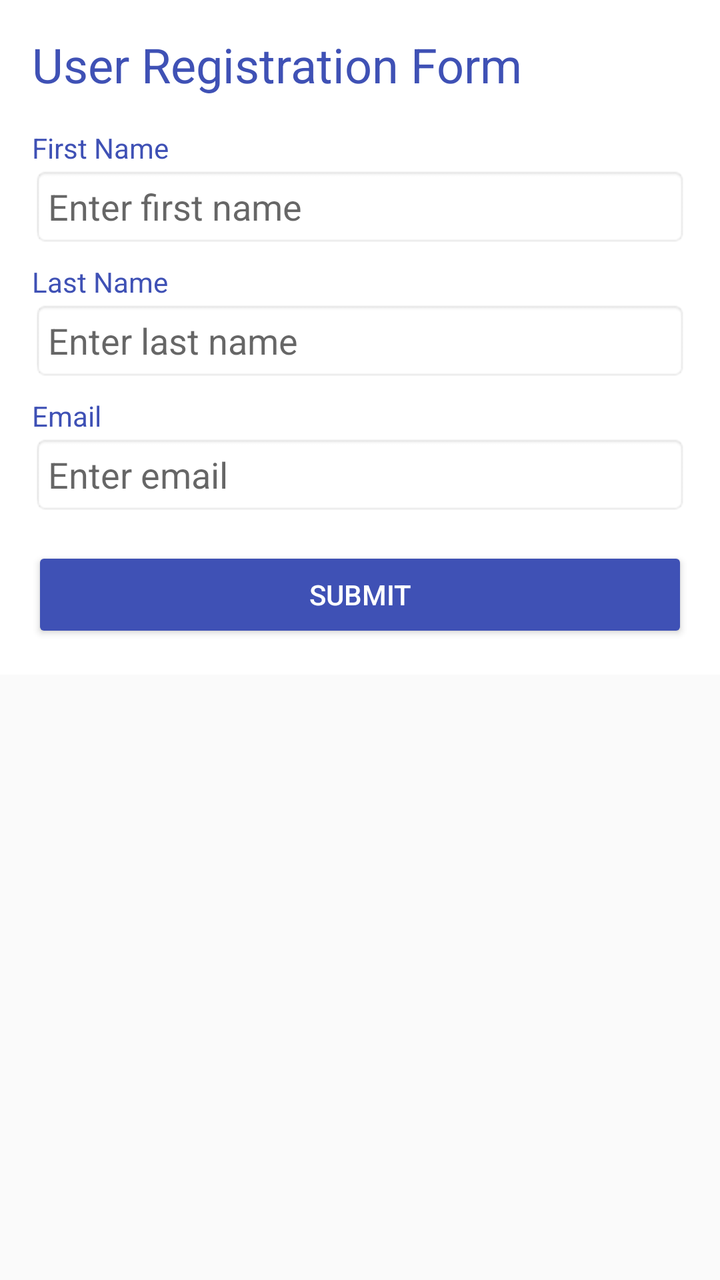
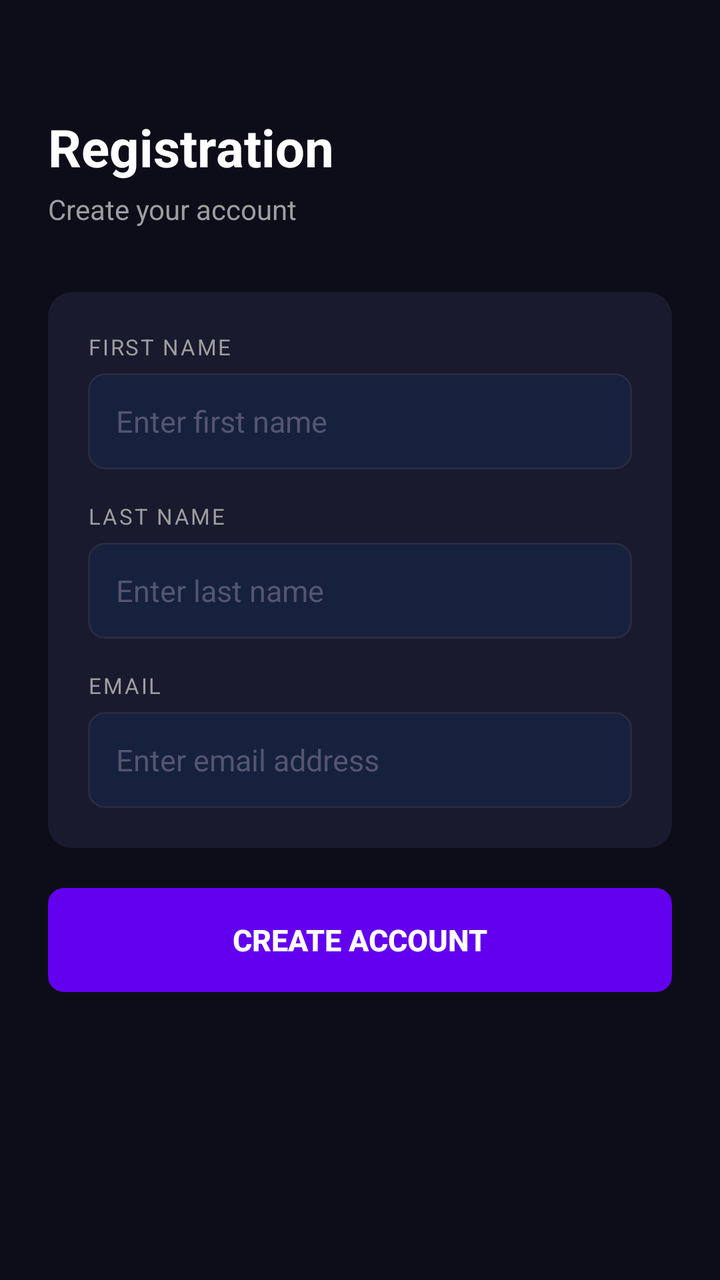

The first picture is an Android layout as it rendered before a commit; the second is the same layout after the commit. The layout source and the unified diff follow.
<!-- AndroidManifest.xml: application theme AppTheme -->
<!-- res/layout/form_screen.xml -->
<?xml version="1.0" encoding="utf-8"?>
<ScrollView xmlns:android="http://schemas.android.com/apk/res/android"
    android:layout_width="match_parent"
    android:layout_height="match_parent">

    <LinearLayout
        android:layout_width="match_parent"
        android:layout_height="wrap_content"
        android:orientation="vertical"
        android:padding="16dp"
        android:background="@color/white">

        <TextView
            android:id="@+id/form_title"
            android:layout_width="match_parent"
            android:layout_height="wrap_content"
            android:text="User Registration Form"
            android:textSize="24sp"
            android:textColor="@color/primary"
            android:layout_marginBottom="16dp" />

        <LinearLayout
            android:id="@+id/form_container"
            android:layout_width="match_parent"
            android:layout_height="wrap_content"
            android:orientation="vertical">

            <LinearLayout
                android:layout_width="match_parent"
                android:layout_height="wrap_content"
                android:orientation="vertical"
                android:layout_marginBottom="8dp">

                <TextView
                    android:layout_width="wrap_content"
                    android:layout_height="wrap_content"
                    android:text="First Name"
                    android:textColor="@color/primary" />

                <EditText
                    android:id="@+id/field_first_name"
                    android:layout_width="match_parent"
                    android:layout_height="40dp"
                    android:inputType="text"
                    android:hint="Enter first name"
                    android:background="@android:drawable/editbox_background"
                    android:padding="8dp" />
            </LinearLayout>

            <LinearLayout
                android:layout_width="match_parent"
                android:layout_height="wrap_content"
                android:orientation="vertical"
                android:layout_marginBottom="8dp">

                <TextView
                    android:layout_width="wrap_content"
                    android:layout_height="wrap_content"
                    android:text="Last Name"
                    android:textColor="@color/primary" />

                <EditText
                    android:id="@+id/field_last_name"
                    android:layout_width="match_parent"
                    android:layout_height="40dp"
                    android:inputType="text"
                    android:hint="Enter last name"
                    android:background="@android:drawable/editbox_background"
                    android:padding="8dp" />
            </LinearLayout>

            <LinearLayout
                android:layout_width="match_parent"
                android:layout_height="wrap_content"
                android:orientation="vertical"
                android:layout_marginBottom="16dp">

                <TextView
                    android:layout_width="wrap_content"
                    android:layout_height="wrap_content"
                    android:text="Email"
                    android:textColor="@color/primary" />

                <EditText
                    android:id="@+id/field_email"
                    android:layout_width="match_parent"
                    android:layout_height="40dp"
                    android:inputType="textEmailAddress"
                    android:hint="Enter email"
                    android:background="@android:drawable/editbox_background"
                    android:padding="8dp" />
            </LinearLayout>

        </LinearLayout>

        <Button
            android:id="@+id/btn_submit"
            android:layout_width="match_parent"
            android:layout_height="48dp"
            android:text="Submit"
            android:textColor="@color/white"
            android:backgroundTint="@color/primary" />

    </LinearLayout>

</ScrollView>
<!-- resources referenced by this layout -->
<resources>
  <color name="primary">#3F51B5</color>
  <color name="white">#FFFFFF</color>
  <style name="AppTheme" parent="Theme.AppCompat.Light.DarkActionBar">
          <item name="colorPrimary">@color/primary</item>
          <item name="colorPrimaryDark">@color/primary_dark</item>
          <item name="colorAccent">@color/accent</item>
      </style>
  <color name="primary_dark">#303F9F</color>
  <color name="accent">#FF4081</color>
</resources>

<!-- the commit's change to res/layout/form_screen.xml (unified diff, before → after) -->
@@ -1,105 +1,132 @@
 <?xml version="1.0" encoding="utf-8"?>
 <ScrollView xmlns:android="http://schemas.android.com/apk/res/android"
     android:layout_width="match_parent"
-    android:layout_height="match_parent">
+    android:layout_height="match_parent"
+    android:background="@color/bg_dark"
+    android:fillViewport="true">
 
     <LinearLayout
         android:layout_width="match_parent"
         android:layout_height="wrap_content"
         android:orientation="vertical"
-        android:padding="16dp"
-        android:background="@color/white">
+        android:paddingStart="24dp"
+        android:paddingEnd="24dp"
+        android:paddingTop="56dp"
+        android:paddingBottom="40dp">
+
+        
+        <TextView
+            android:layout_width="wrap_content"
+            android:layout_height="wrap_content"
+            android:text="Registration"
+            android:textColor="@color/text_primary"
+            android:textSize="26sp"
+            android:textStyle="bold"
+            android:layout_marginBottom="4dp" />
 
         <TextView
             android:id="@+id/form_title"
-            android:layout_width="match_parent"
+            android:layout_width="wrap_content"
             android:layout_height="wrap_content"
-            android:text="User Registration Form"
-            android:textSize="24sp"
-            android:textColor="@color/primary"
-            android:layout_marginBottom="16dp" />
+            android:text="Create your account"
+            android:textColor="@color/text_secondary"
+            android:textSize="14sp"
+            android:layout_marginBottom="32dp" />
 
+        
         <LinearLayout
             android:id="@+id/form_container"
             android:layout_width="match_parent"
             android:layout_height="wrap_content"
-            android:orientation="vertical">
+            android:orientation="vertical"
+            android:background="@drawable/bg_card"
+            android:padding="20dp"
+            android:layout_marginBottom="20dp">
 
-            <LinearLayout
+            
+            <TextView
+                android:layout_width="wrap_content"
+                android:layout_height="wrap_content"
+                android:text="FIRST NAME"
+                android:textColor="@color/text_secondary"
+                android:textSize="11sp"
+                android:letterSpacing="0.08"
+                android:layout_marginBottom="6dp" />
+
+            <EditText
+                android:id="@+id/field_first_name"
                 android:layout_width="match_parent"
+                android:layout_height="48dp"
+                android:layout_marginBottom="16dp"
+                android:inputType="text"
+                android:hint="Enter first name"
+                android:textColorHint="#555570"
+                android:textColor="@color/text_primary"
+                android:textSize="15sp"
+                android:paddingStart="14dp"
+                android:paddingEnd="14dp"
+                android:background="@drawable/bg_input" />
+
+            
+            <TextView
+                android:layout_width="wrap_content"
                 android:layout_height="wrap_content"
-                android:orientation="vertical"
-                android:layout_marginBottom="8dp">
+                android:text="LAST NAME"
+                android:textColor="@color/text_secondary"
+                android:textSize="11sp"
+                android:letterSpacing="0.08"
+                android:layout_marginBottom="6dp" />
 
-                <TextView
-                    android:layout_width="wrap_content"
-                    android:layout_height="wrap_content"
-                    android:text="First Name"
-                    android:textColor="@color/primary" />
+            <EditText
+                android:id="@+id/field_last_name"
+                android:layout_width="match_parent"
+                android:layout_height="48dp"
+                android:layout_marginBottom="16dp"
+                android:inputType="text"
+                android:hint="Enter last name"
+                android:textColorHint="#555570"
+                android:textColor="@color/text_primary"
+                android:textSize="15sp"
+                android:paddingStart="14dp"
+                android:paddingEnd="14dp"
+                android:background="@drawable/bg_input" />
 
-                <EditText
-                    android:id="@+id/field_first_name"
-                    android:layout_width="match_parent"
-                    android:layout_height="40dp"
-                    android:inputType="text"
-                    android:hint="Enter first name"
-                    android:background="@android:drawable/editbox_background"
-                    android:padding="8dp" />
-            </LinearLayout>
+            
+            <TextView
+                android:layout_width="wrap_content"
+                android:layout_height="wrap_content"
+                android:text="EMAIL"
+                android:textColor="@color/text_secondary"
+                android:textSize="11sp"
+                android:letterSpacing="0.08"
+                android:layout_marginBottom="6dp" />
 
-            <LinearLayout
+            <EditText
+                android:id="@+id/field_email"
                 android:layout_width="match_parent"
-                android:layout_height="wrap_content"
-                android:orientation="vertical"
-                android:layout_marginBottom="8dp">
-
-                <TextView
-                    android:layout_width="wrap_content"
-                    android:layout_height="wrap_content"
-                    android:text="Last Name"
-                    android:textColor="@color/primary" />
-
-                <EditText
-                    android:id="@+id/field_last_name"
-                    android:layout_width="match_parent"
-                    android:layout_height="40dp"
-                    android:inputType="text"
-                    android:hint="Enter last name"
-                    android:background="@android:drawable/editbox_background"
-                    android:padding="8dp" />
-            </LinearLayout>
-
-            <LinearLayout
-                android:layout_width="match_parent"
-                android:layout_height="wrap_content"
-                android:orientation="vertical"
-                android:layout_marginBottom="16dp">
-
-                <TextView
-                    android:layout_width="wrap_content"
-                    android:layout_height="wrap_content"
-                    android:text="Email"
-                    android:textColor="@color/primary" />
-
-                <EditText
-                    android:id="@+id/field_email"
-                    android:layout_width="match_parent"
-                    android:layout_height="40dp"
-                    android:inputType="textEmailAddress"
-                    android:hint="Enter email"
-                    android:background="@android:drawable/editbox_background"
-                    android:padding="8dp" />
-            </LinearLayout>
+                android:layout_height="48dp"
+                android:inputType="textEmailAddress"
+                android:hint="Enter email address"
+                android:textColorHint="#555570"
+                android:textColor="@color/text_primary"
+                android:textSize="15sp"
+                android:paddingStart="14dp"
+                android:paddingEnd="14dp"
+                android:background="@drawable/bg_input" />
 
         </LinearLayout>
 
+        
         <Button
             android:id="@+id/btn_submit"
             android:layout_width="match_parent"
-            android:layout_height="48dp"
-            android:text="Submit"
+            android:layout_height="52dp"
+            android:background="@drawable/bg_button_primary"
+            android:text="Create Account"
             android:textColor="@color/white"
-            android:backgroundTint="@color/primary" />
+            android:textSize="15sp"
+            android:textStyle="bold"
+            android:stateListAnimator="@null" />
 
     </LinearLayout>
 
<!-- resource entries referenced after the edit -->
@@ -1,13 +1,35 @@
 <!-- resources referenced by this layout -->
 <resources>
-  <color name="primary">#3F51B5</color>
+  <color name="bg_dark">#0D0D1A</color>
+  <color name="text_primary">#FFFFFF</color>
+  <color name="text_secondary">#9E9EA0</color>
+  <color name="primary">#6200EE</color>
   <color name="white">#FFFFFF</color>
+  <!-- drawable bg_button_primary (drawable) -->
+  <?xml version="1.0" encoding="utf-8"?>
+  <shape xmlns:android="http://schemas.android.com/apk/res/android">
+      <solid android:color="#6200EE" />
+      <corners android:radius="8dp" />
+  </shape>
+  <!-- drawable bg_card (drawable) -->
+  <?xml version="1.0" encoding="utf-8"?>
+  <shape xmlns:android="http://schemas.android.com/apk/res/android">
+      <solid android:color="#1A1A2E" />
+      <corners android:radius="12dp" />
+  </shape>
+  <!-- drawable bg_input (drawable) -->
+  <?xml version="1.0" encoding="utf-8"?>
+  <shape xmlns:android="http://schemas.android.com/apk/res/android">
+      <solid android:color="#16213E" />
+      <corners android:radius="8dp" />
+      <stroke android:width="1dp" android:color="#2A2A40" />
+  </shape>
   <style name="AppTheme" parent="Theme.AppCompat.Light.DarkActionBar">
           <item name="colorPrimary">@color/primary</item>
           <item name="colorPrimaryDark">@color/primary_dark</item>
           <item name="colorAccent">@color/accent</item>
       </style>
-  <color name="primary_dark">#303F9F</color>
-  <color name="accent">#FF4081</color>
+  <color name="primary_dark">#3700B3</color>
+  <color name="accent">#03DAC6</color>
 </resources>
 
